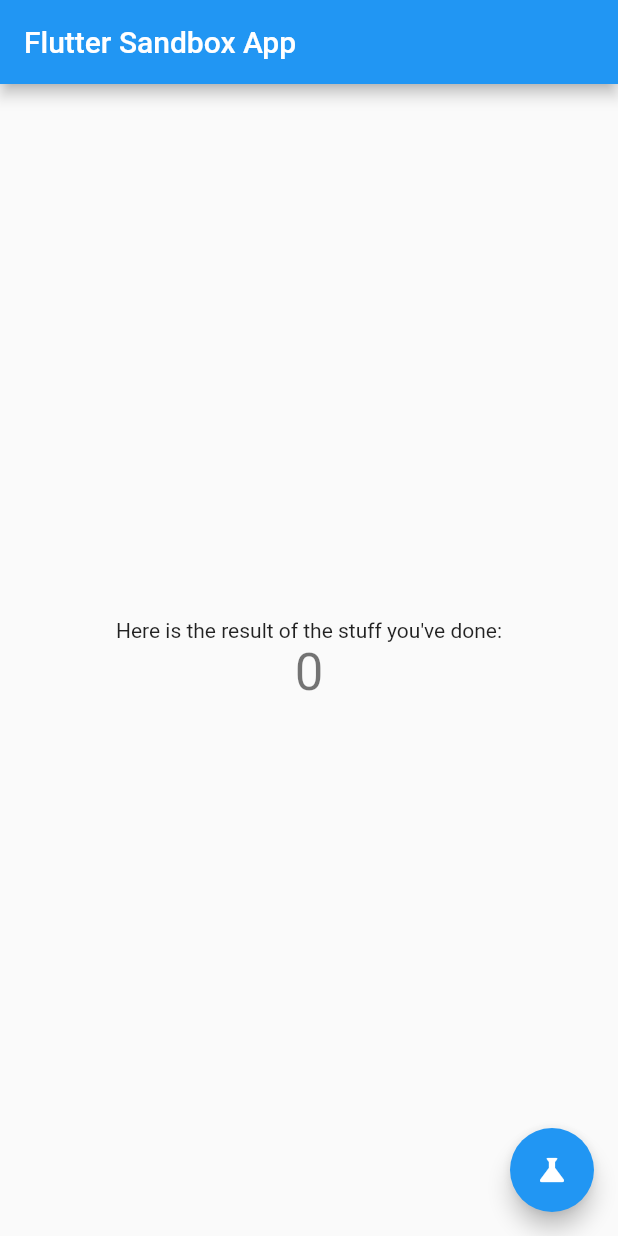
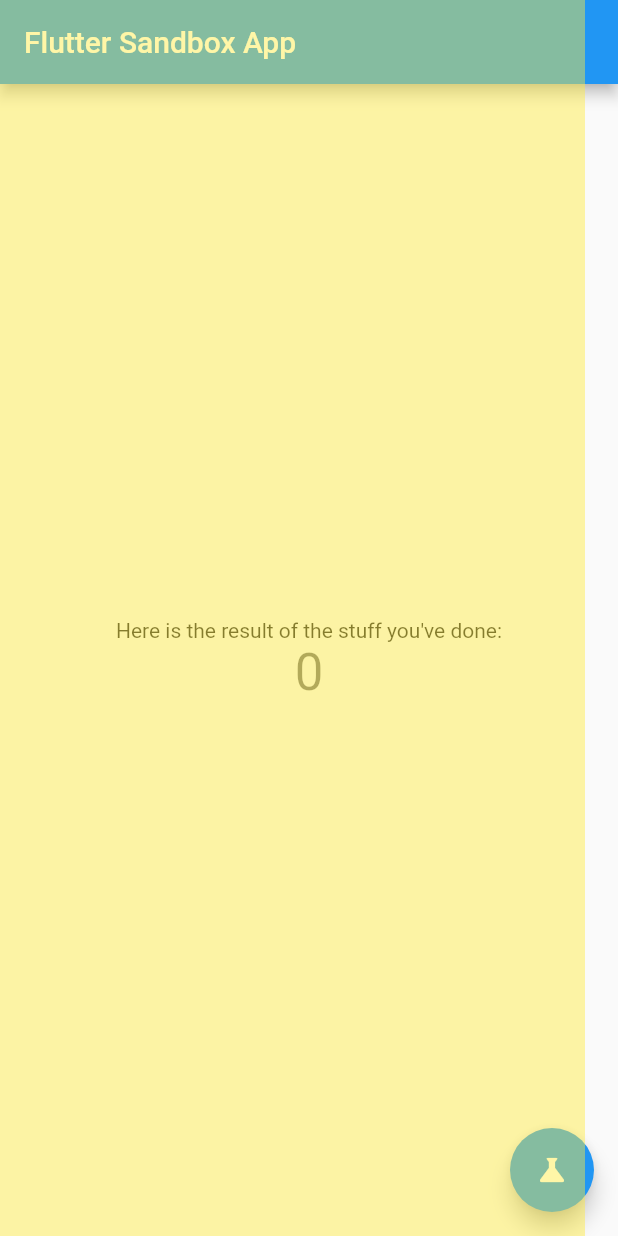
Before and after one commit to guitoof/flutter_sandbox, a Flutter app: the screen it shows after launch, on a phone screen of 412 x 824 dp. Run offline on Flutter 3.47's test engine with Material 2 defaults, Android fonts, the phone set to English and light mode, and no system bars.

```diff
--- /dev/null
+++ b/lib/global_gestures_listener_plugin/global_gesture_listener_with_stack.dart
@@ -0,0 +1,40 @@
+import 'package:flutter/material.dart';
+
+class GlobalGestureListenerWithStack extends StatefulWidget {
+  final Widget child;
+
+  const GlobalGestureListenerWithStack({Key? key, required this.child})
+      : super(key: key);
+
+  @override
+  _GlobalGestureListenerWithStackState createState() =>
+      _GlobalGestureListenerWithStackState();
+}
+
+class _GlobalGestureListenerWithStackState
+    extends State<GlobalGestureListenerWithStack> {
+  @override
+  Widget build(BuildContext context) {
+    return Stack(
+      children: [
+        widget.child,
+        GestureDetector(
+          onTap: () {
+            print('🔴 Global Gesture Listener Plugin DETECTED TAP');
+          },
+          behavior: HitTestBehavior.translucent,
+          child: Opacity(
+            opacity: 0.45,
+            child: ColoredBox(
+              color: Colors.yellow,
+              child: SizedBox(
+                width: 390,
+                height: 844,
+              ),
+            ),
+          ),
+        ),
+      ],
+    );
+  }
+}
--- a/lib/main.dart
+++ b/lib/main.dart
@@ -1,5 +1,5 @@
 import 'package:flutter/material.dart';
-import 'package:flutter_sandbox/global_gestures_listener_plugin/global_gestures_listener.dart';
+import 'package:flutter_sandbox/global_gestures_listener_plugin/global_gesture_listener_with_stack.dart';
 
 void main() {
   runApp(MyApp());
@@ -24,10 +24,10 @@ class _MyAppState extends State<MyApp> {
 
   @override
   Widget build(BuildContext context) {
-    return GlobalGesturesListener(
-      child: MaterialApp(
-        title: 'Flutter Demo',
-        home: Scaffold(
+    return MaterialApp(
+      title: 'Flutter Demo',
+      home: GlobalGestureListenerWithStack(
+        child: Scaffold(
           appBar: AppBar(
             title: Text(widget.title),
           ),
```
Also changed, not shown: lib/global_gestures_listener_plugin/global_gesture_listener_with_overlay.dart (added, +72 -0 lines), lib/global_gestures_listener_plugin/global_gesture_listener_with_simple_gesture_detector.dart (added, +21 -0 lines), lib/global_gestures_listener_plugin/global_gestures_listener_with_custom_raw_gestures_detector.dart (renamed from lib/global_gestures_listener_plugin/global_gestures_listener.dart).
